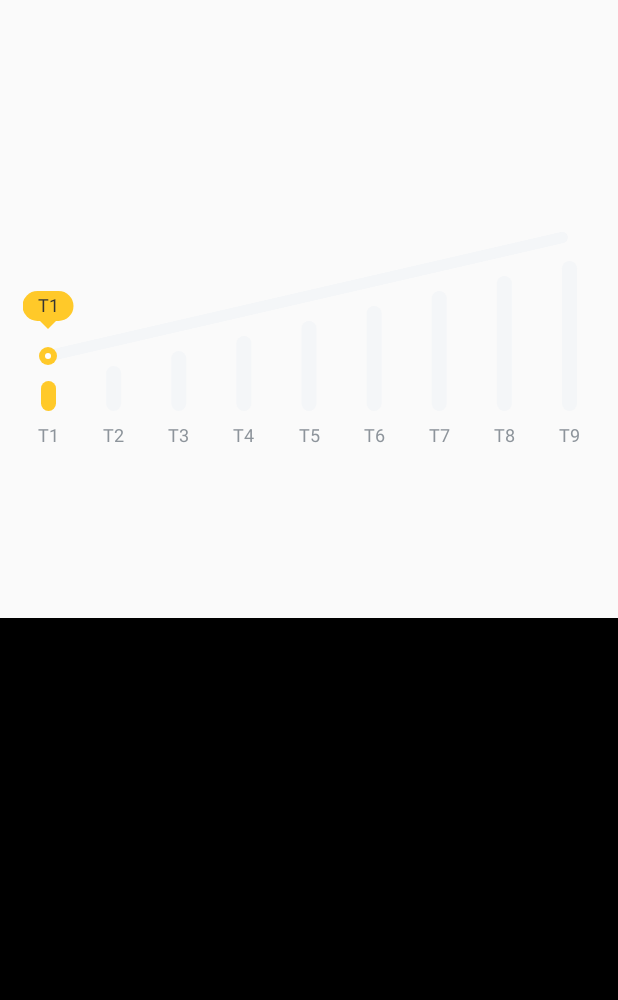
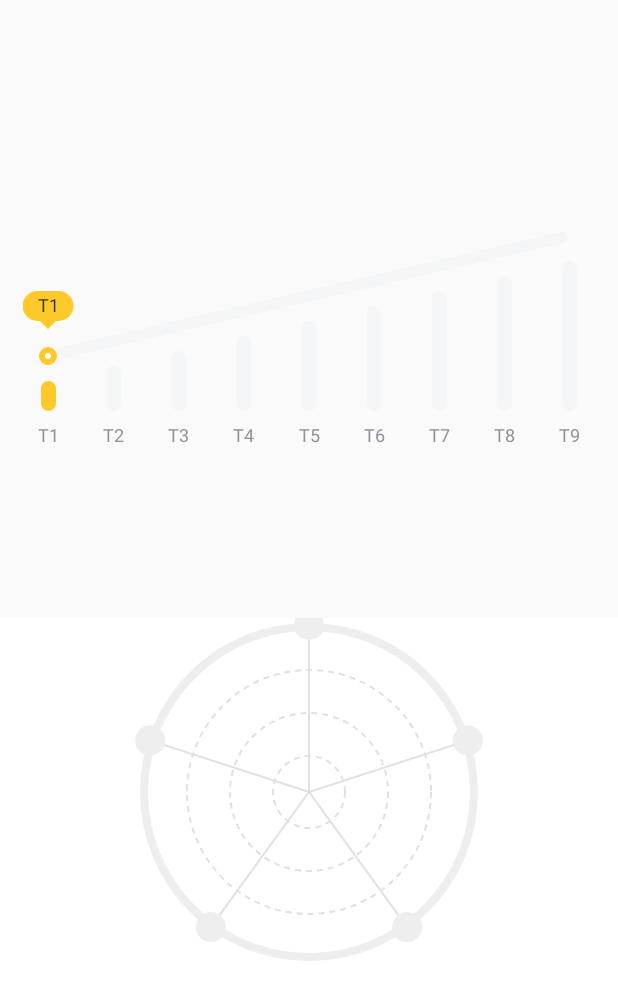
Before and after one commit to Neo1993/AndroidSimple, an Android app: the CustomViewActivity screen opened directly, with no data from a screen before it, on a phone screen of 412 x 824 dp. Shown: the top 1000 px of the screen. Run offline under Robolectric (Android 15) with nearby library versions, the phone set to English and light mode, and no system bars; libraries missing offline, so code that uses them is left out: anet.channel.util, com.huawei.android, com.umeng.analytics, com.umeng.message; 1 statement that could not run was skipped.

Commit message:
自定义View实现

```diff
--- a/app/src/main/java/com/example/androidsimple/activity/CustomViewActivity.java
+++ b/app/src/main/java/com/example/androidsimple/activity/CustomViewActivity.java
@@ -6,8 +6,10 @@ import androidx.annotation.Nullable;
 
 import com.example.androidsimple.R;
 import com.example.androidsimple.base.BaseActivity;
+import com.example.androidsimple.bean.EvaluationRadarData;
 import com.example.androidsimple.bean.RadarData;
 import com.example.androidsimple.widget.EvaluationLevelView;
+import com.example.androidsimple.widget.EvaluationRadarView;
 import com.example.androidsimple.widget.RadarView;
 
 import java.util.ArrayList;
@@ -22,7 +24,7 @@ public class CustomViewActivity extends BaseActivity {
         super.onCreate(savedInstanceState);
         setContentView(R.layout.activity_custom_view);
         EvaluationLevelView evaluationLevelView = findViewById(R.id.evaluationLevelView);
-        RadarView radarView = findViewById(R.id.evaluationRadarView);
+        EvaluationRadarView radarView = findViewById(R.id.radarView);
         Timer timer = new Timer();
         timer.schedule(new TimerTask() {
             @Override
@@ -35,14 +37,20 @@ public class CustomViewActivity extends BaseActivity {
         }, 0, 1000);
 
 
-        List<RadarData> dataList = new ArrayList<>();
-        for (int i = 0; i < 6; i++) {
-            RadarData radarData = new RadarData();
-            radarData.initData(i);
-            dataList.add(radarData);
-        }
+        List<EvaluationRadarData> dataList = new ArrayList<>();
+        EvaluationRadarData data1 = new EvaluationRadarData("听力", 70);
+        EvaluationRadarData data2 = new EvaluationRadarData("口语", 60);
+        EvaluationRadarData data3 = new EvaluationRadarData("语法", 70);
+        EvaluationRadarData data4 = new EvaluationRadarData("词汇", 60);
+        EvaluationRadarData data5 = new EvaluationRadarData("阅读", 80);
 
-        radarView.setData(dataList);
+        dataList.add(data1);
+        dataList.add(data2);
+        dataList.add(data3);
+        dataList.add(data4);
+        dataList.add(data5);
+
+        radarView.setDataList(dataList);
     }
 
 
--- a/app/src/main/java/com/example/androidsimple/bean/EvaluationRadarData.java
+++ b/app/src/main/java/com/example/androidsimple/bean/EvaluationRadarData.java
@@ -3,4 +3,10 @@ package com.example.androidsimple.bean;
 public class EvaluationRadarData {
     public String title;
     public float score;
+
+    public EvaluationRadarData(String title, float score){
+        this.title = title;
+        this.score = score;
+    }
+
 }
--- a/app/src/main/java/com/example/androidsimple/widget/EvaluationRadarView.java
+++ b/app/src/main/java/com/example/androidsimple/widget/EvaluationRadarView.java
@@ -2,17 +2,36 @@ package com.example.androidsimple.widget;
 
 import android.content.Context;
 import android.graphics.Canvas;
+import android.graphics.Color;
+import android.graphics.DashPathEffect;
+import android.graphics.Paint;
+import android.graphics.RectF;
 import android.util.AttributeSet;
 import android.view.View;
 
 import androidx.annotation.Nullable;
 
+import com.example.androidsimple.R;
 import com.example.androidsimple.bean.EvaluationRadarData;
+import com.huawei.android.hms.agent.common.UIUtils;
 
 import java.util.ArrayList;
 import java.util.List;
 
 public class EvaluationRadarView extends View {
+    private Paint arcPaint = new Paint();
+    private Paint dotPaint = new Paint();
+    private Paint linePaint = new Paint();
+
+    private int radius;
+    private int radiusSpace;
+    private int outStrokeWidth;
+    private int innerStrokeWidth;
+    private int radarOffset;
+    private float dotRadius;
+    private int size = 5;
+    private float angle;
+    private int realRadius;
     private List<EvaluationRadarData> dataList = new ArrayList<>();
 
     public EvaluationRadarView(Context context) {
@@ -26,12 +45,34 @@ public class EvaluationRadarView extends View {
     }
 
     private void initView() {
+        angle = (float) (2 * Math.PI / size);
+        dotRadius = dip2px(10);
 
+        arcPaint.setAntiAlias(true);
+        arcPaint.setDither(true);
+        arcPaint.setStyle(Paint.Style.STROKE);
+
+        dotPaint.setAntiAlias(true);
+        dotPaint.setDither(true);
+        dotPaint.setStyle(Paint.Style.FILL);
+        dotPaint.setColor(Color.parseColor("#EEEEEF"));
+
+        linePaint.setAntiAlias(true);
+        linePaint.setDither(true);
+        linePaint.setColor(Color.parseColor("#E1E1E1"));
+        linePaint.setStyle(Paint.Style.FILL_AND_STROKE);
+        linePaint.setStrokeWidth(dip2px(1));
     }
 
     @Override
     protected void onLayout(boolean changed, int left, int top, int right, int bottom) {
         super.onLayout(changed, left, top, right, bottom);
+        radius = getWidth() / 2;
+        radiusSpace = radius / 4;
+
+        outStrokeWidth = dip2px(5);
+        innerStrokeWidth = dip2px(1);
+        radarOffset = outStrokeWidth / 2 + 3;
     }
 
     @Override
@@ -42,15 +83,76 @@ public class EvaluationRadarView extends View {
 
     @Override
     protected void onDraw(Canvas canvas) {
+        drawArc(canvas);
+        drawDot(canvas);
+    }
+
+    private void drawArc(Canvas canvas) {
+        for (int i = 1; i < size; i++) {
+            if (i == size - 1) {
+                arcPaint.setPathEffect(null);
+                arcPaint.setStrokeWidth(outStrokeWidth);
+                arcPaint.setColor(Color.parseColor("#EEEEEF"));
+            } else {
+                arcPaint.setPathEffect(new DashPathEffect(new float[]{dip2px(4), dip2px(3)}, 0));
+                arcPaint.setStrokeWidth(innerStrokeWidth);
+                arcPaint.setColor(Color.parseColor("#E1E1E1"));
+            }
+            RectF rectF = new RectF(radarOffset + radius - i * radiusSpace, radius - i * radiusSpace + radarOffset,radius + i * radiusSpace - radarOffset, radius + i * radiusSpace - radarOffset);
+            canvas.drawArc(rectF, -90, 360, false, arcPaint);
+        }
+    }
+
+    private void drawDot(Canvas canvas) {
+        realRadius = radius - radarOffset;
+        for (int i = 0; i < size; i++) {
+            float x = (float) (radius + realRadius * (Math.sin(angle * i)));
+            float y = (float) (radius - realRadius * (Math.cos(angle * i)));
+            canvas.drawLine(radius, radius, x, y, linePaint);
+            canvas.drawCircle(x, y, dotRadius, dotPaint);
+        }
+    }
+
+    private void drawInnerDot(Canvas canvas) {
 
     }
 
     public void setDataList(List<EvaluationRadarData> dataList) {
         if (dataList != null && !dataList.isEmpty()) {
             this.dataList.addAll(dataList);
+            size = dataList.size();
         }
         invalidate();
     }
 
+    /**
+     * 根据手机的分辨率从 dp 的单位 转成为 px(像素)
+     * @param dpValue   dp值
+     * @return  px值
+     */
+    public int dip2px(float dpValue) {
+        final float scale = getContext().getResources().getDisplayMetrics().density;
+        return (int) (dpValue * scale + 0.5f);
+    }
+
+    /**
+     * 将px值转换为sp值，保证文字大小不变
+     * @param pxValue 字体大小像素
+     * @return 字体大小sp
+     */
+    public int px2sp(Context context, float pxValue) {
+        final float fontScale = getContext().getResources().getDisplayMetrics().scaledDensity;
+        return (int) (pxValue / fontScale + 0.5f);
+    }
+
+    /**
+     * 将sp值转换为px值，保证文字大小不变
+     * @param spValue 字体大小sp
+     * @return 字体大小像素
+     */
+    public int sp2px(float spValue) {
+        final float fontScale = getContext().getResources().getDisplayMetrics().scaledDensity;
+        return (int) (spValue * fontScale + 0.5f);
+    }
 
 }
--- a/app/src/main/res/layout/activity_custom_view.xml
+++ b/app/src/main/res/layout/activity_custom_view.xml
@@ -22,13 +22,13 @@
         android:layout_width="match_parent"
         android:layout_height="0dp"
         android:layout_weight="1"
-        android:background="@color/black">
+        android:background="@color/white">
 
-        <com.example.androidsimple.widget.RadarView
+        <com.example.androidsimple.widget.EvaluationRadarView
             android:id="@+id/radarView"
-            android:layout_width="500dp"
-            android:layout_height="500dp"
-            android:layout_marginHorizontal="15dp"
+            android:layout_width="match_parent"
+            android:layout_height="wrap_content"
+            android:layout_marginHorizontal="90dp"
             android:layout_gravity="center"/>
 
     </FrameLayout>
```
